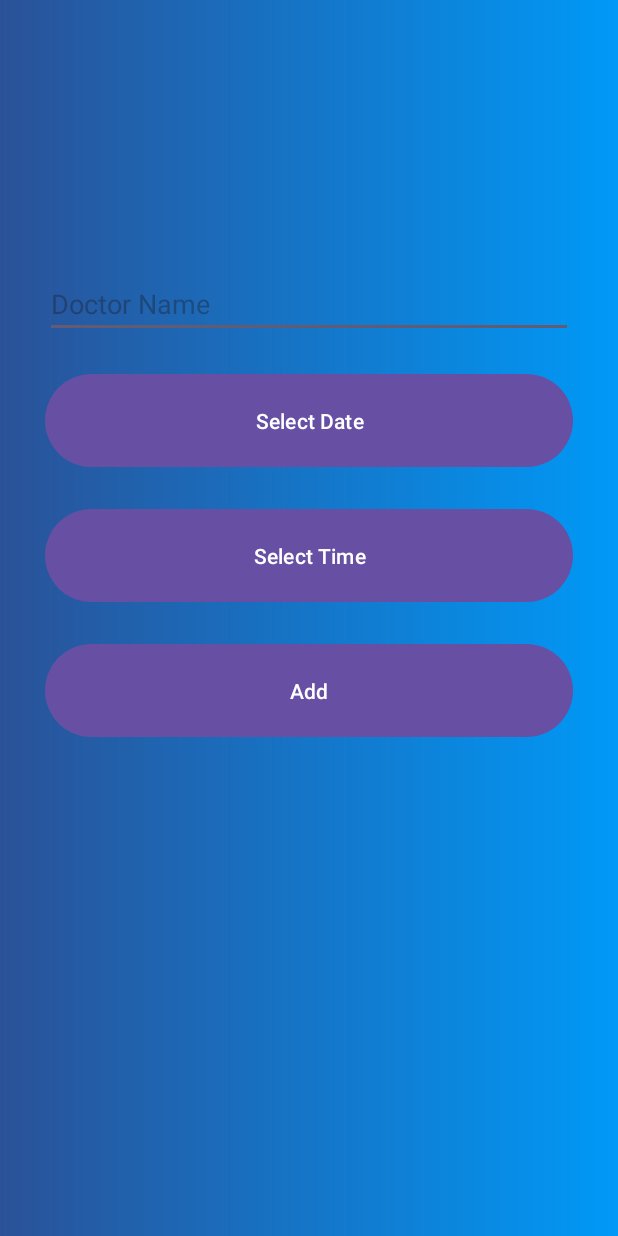
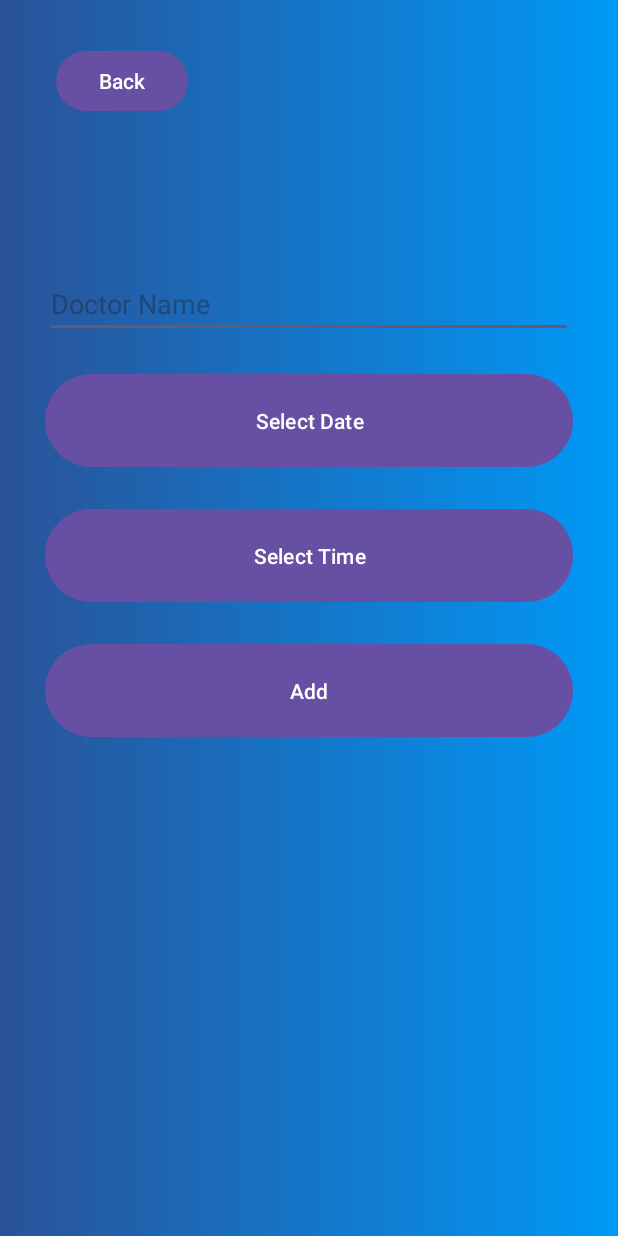
Before and after one commit to Xentomm/Patient-Mobile-App, an Android app: the MainActivity screen opened directly, with no data from a screen before it, after a tap on an icon or button, on a phone screen of 412 x 824 dp. Run offline under Robolectric (Android 15) with nearby library versions, the phone set to English and light mode, and no system bars.

```diff
--- a/app/src/main/java/com/example/patientmobileapp/AddAppointmentActivity.java
+++ b/app/src/main/java/com/example/patientmobileapp/AddAppointmentActivity.java
@@ -1,6 +1,7 @@
 package com.example.patientmobileapp;
 
 import androidx.appcompat.app.AppCompatActivity;
+import androidx.fragment.app.Fragment;
 
 import android.app.TimePickerDialog;
 import android.app.DatePickerDialog;
@@ -15,7 +16,7 @@ import java.util.Calendar;
 
 public class AddAppointmentActivity extends AppCompatActivity {
 
-    private Button btnShowDatePicker, btnTimePicker, btnAddAppointment;
+    private Button btnShowDatePicker, btnTimePicker, btnAddAppointment, btnBack;
 
     EditText name_input;
 
@@ -27,6 +28,7 @@ public class AddAppointmentActivity extends AppCompatActivity {
         btnShowDatePicker = findViewById(R.id.select_date);
         btnTimePicker = findViewById(R.id.select_time);
         btnAddAppointment = findViewById(R.id.add_appointment);
+        btnBack = findViewById(R.id.back_button);
 
         name_input = findViewById(R.id.doctor_name);
 
@@ -37,6 +39,12 @@ public class AddAppointmentActivity extends AppCompatActivity {
                 myDB.addAppointment(name_input.getText().toString().trim(),
                         btnShowDatePicker.getText().toString().trim(),
                         btnTimePicker.getText().toString().trim());
+            }
+        });
+        btnBack.setOnClickListener(new View.OnClickListener() {
+            @Override
+            public void onClick(View v) {
+                onBackPressed();
             }
         });
     }
@@ -68,7 +76,7 @@ public class AddAppointmentActivity extends AppCompatActivity {
                     @Override
                     public void onTimeSet(TimePicker view, int hourOfDay, int minute) {
                         String selectedTime = hourOfDay + ":" + minute;
-                        btnTimePicker.setText(selectedTime); // Set selected time on button
+                        btnTimePicker.setText(selectedTime);
                     }
                 }, hourOfDay, minute, true);
 
--- /dev/null
+++ b/app/src/main/java/com/example/patientmobileapp/CustomAdapter.java
@@ -0,0 +1,59 @@
+package com.example.patientmobileapp;
+
+import android.content.Context;
+import android.view.LayoutInflater;
+import android.view.View;
+import android.view.ViewGroup;
+import android.widget.TextView;
+
+import androidx.annotation.NonNull;
+import androidx.recyclerview.widget.RecyclerView;
+
+import java.util.ArrayList;
+
+public class CustomAdapter extends RecyclerView.Adapter<CustomAdapter.MyViewHolder> {
+
+    private Context context;
+    private ArrayList appointment_id, doctor_name,  appointment_date, appointment_time;
+
+    CustomAdapter(Context context, ArrayList appointment_id, ArrayList doctor_name, ArrayList appointment_date, ArrayList appointment_time){
+        this.context = context;
+        this.appointment_id = appointment_id;
+        this.doctor_name = doctor_name;
+        this.appointment_date = appointment_date;
+        this.appointment_time = appointment_time;
+    }
+
+    @NonNull
+    @Override
+    public MyViewHolder onCreateViewHolder(@NonNull ViewGroup parent, int viewType) {
+        LayoutInflater inflater = LayoutInflater.from(context);
+        View view = inflater.inflate(R.layout.my_row, parent, false);
+        return new MyViewHolder(view);
+    }
+
+    @Override
+    public void onBindViewHolder(@NonNull MyViewHolder holder, int position) {
+        holder.appointment_id_text.setText(String.valueOf(appointment_id.get(position)));
+        holder.doctor_name_text.setText(String.valueOf(doctor_name.get(position)));
+        holder.appointment_date_text.setText(String.valueOf(appointment_date.get(position)));
+        holder.appointment_time_text.setText(String.valueOf(appointment_time.get(position)));
+    }
+
+    @Override
+    public int getItemCount() {
+        return appointment_id.size();
+    }
+
+    public class MyViewHolder extends RecyclerView.ViewHolder{
+
+        TextView appointment_id_text, doctor_name_text, appointment_date_text, appointment_time_text;
+        public MyViewHolder(@NonNull View itemView) {
+            super(itemView);
+            appointment_id_text = itemView.findViewById(R.id.appointment_id_text);
+            doctor_name_text = itemView.findViewById(R.id.doctor_name_text);
+            appointment_date_text = itemView.findViewById(R.id.appointment_date_text);
+            appointment_time_text = itemView.findViewById(R.id.appointment_time_text);
+        }
+    }
+}
--- a/app/src/main/java/com/example/patientmobileapp/Database.java
+++ b/app/src/main/java/com/example/patientmobileapp/Database.java
@@ -2,6 +2,7 @@ package com.example.patientmobileapp;
 
 import android.content.ContentValues;
 import android.content.Context;
+import android.database.Cursor;
 import android.database.sqlite.SQLiteDatabase;
 import android.database.sqlite.SQLiteOpenHelper;
 import android.widget.Toast;
@@ -55,4 +56,15 @@ public class Database extends SQLiteOpenHelper {
             Toast.makeText(context, "Success", Toast.LENGTH_SHORT).show();
         }
     }
+
+    Cursor readAllData() {
+        String query = "SELECT * FROM " + APPOINTMENTS_TABLE_NAME;
+        SQLiteDatabase db = this.getReadableDatabase();
+
+        Cursor cursor = null;
+        if (db != null) {
+            cursor = db.rawQuery(query, null);
+        }
+        return cursor;
+    }
 }
--- a/app/src/main/java/com/example/patientmobileapp/DoctorFragment.java
+++ b/app/src/main/java/com/example/patientmobileapp/DoctorFragment.java
@@ -1,21 +1,27 @@
 package com.example.patientmobileapp;
 
 import android.content.Intent;
+import android.database.Cursor;
 import android.os.Bundle;
 
 import androidx.fragment.app.Fragment;
+import androidx.recyclerview.widget.LinearLayoutManager;
 import androidx.recyclerview.widget.RecyclerView;
 
 import android.view.LayoutInflater;
 import android.view.View;
 import android.view.ViewGroup;
+import android.widget.Toast;
 
 import com.google.android.material.floatingactionbutton.FloatingActionButton;
+
+import java.util.ArrayList;
 
 public class DoctorFragment extends Fragment {
 
     RecyclerView recyclerView;
     FloatingActionButton doctor_add_button;
+    CustomAdapter customAdapter;
 
     @Override
     public View onCreateView(LayoutInflater inflater, ViewGroup container,
@@ -32,6 +38,19 @@ public class DoctorFragment extends Fragment {
             }
         });
 
+        Bundle bundle = getArguments();
+        if (bundle != null) {
+            ArrayList<String> appointment_id = bundle.getStringArrayList("appointment_id");
+            ArrayList<String> doctor_name = bundle.getStringArrayList("doctor_name");
+            ArrayList<String> appointment_date = bundle.getStringArrayList("appointment_date");
+            ArrayList<String> appointment_time = bundle.getStringArrayList("appointment_time");
+
+
+            customAdapter = new CustomAdapter(getActivity(), appointment_id, doctor_name, appointment_date, appointment_time);
+            recyclerView.setAdapter(customAdapter);
+            recyclerView.setLayoutManager(new LinearLayoutManager(getActivity()));
+        }
         return view;
     }
+
 }
--- a/app/src/main/java/com/example/patientmobileapp/MainActivity.java
+++ b/app/src/main/java/com/example/patientmobileapp/MainActivity.java
@@ -4,14 +4,21 @@ import androidx.appcompat.app.AppCompatActivity;
 import androidx.fragment.app.FragmentPagerAdapter;
 import androidx.viewpager.widget.ViewPager;
 
+import android.database.Cursor;
 import android.os.Bundle;
+import android.widget.Toast;
 
 import com.google.android.material.tabs.TabLayout;
+
+import java.util.ArrayList;
 
 public class MainActivity extends AppCompatActivity {
 
     private TabLayout tabLayout;
     private ViewPager viewPager;
+
+    Database myDB;
+    ArrayList<String> appointment_id, doctor_name, appointment_date, appointment_time;
 
     @Override
     protected void onCreate(Bundle savedInstanceState) {
@@ -23,12 +30,42 @@ public class MainActivity extends AppCompatActivity {
 
         tabLayout.setupWithViewPager(viewPager);
 
+        myDB = new Database(MainActivity.this);
+        appointment_id = new ArrayList<>();
+        doctor_name = new ArrayList<>();
+        appointment_date = new ArrayList<>();
+        appointment_time = new ArrayList<>();
+
+        storeDataInArray();
+
+        Bundle bundle = new Bundle();
+        bundle.putStringArrayList("appointment_id", appointment_id);
+        bundle.putStringArrayList("doctor_name", doctor_name);
+        bundle.putStringArrayList("appointment_date", appointment_date);
+        bundle.putStringArrayList("appointment_time", appointment_time);
+
+        DoctorFragment doctorFragment = new DoctorFragment(); // Create the fragment here
+        doctorFragment.setArguments(bundle); // Set arguments to the fragment
+
         VPAdapter vpAdapter = new VPAdapter(getSupportFragmentManager(), FragmentPagerAdapter.BEHAVIOR_RESUME_ONLY_CURRENT_FRAGMENT);
-        vpAdapter.addFragment(new DoctorFragment(), "Doctor");
+        vpAdapter.addFragment(doctorFragment, "Doctor"); // Add the fragment with arguments
         vpAdapter.addFragment(new ProfileFragment(), "Profile");
         vpAdapter.addFragment(new MedicineFragment(), "Medicine");
         viewPager.setAdapter(vpAdapter);
         viewPager.setCurrentItem(1);
+    }
 
+    void storeDataInArray() {
+        Cursor cursor = myDB.readAllData();
+        if (cursor.getCount() == 0) {
+            Toast.makeText(this, "No data", Toast.LENGTH_SHORT).show();
+        }else {
+            while (cursor.moveToNext()) {
+                appointment_id.add(cursor.getString(0));
+                doctor_name.add(cursor.getString(1));
+                appointment_date.add(cursor.getString(2));
+                appointment_time.add(cursor.getString(3));
+            }
+        }
     }
 }
--- a/app/src/main/res/layout/activity_add.xml
+++ b/app/src/main/res/layout/activity_add.xml
@@ -51,4 +51,14 @@
         app:layout_constraintHorizontal_bias="0.483"
         app:layout_constraintStart_toStartOf="parent"
         app:layout_constraintTop_toBottomOf="@+id/select_time" />
+
+    <Button
+        android:id="@+id/back_button"
+        android:layout_width="wrap_content"
+        android:layout_height="wrap_content"
+        android:layout_marginEnd="250dp"
+        android:text="Back"
+        app:layout_constraintEnd_toEndOf="parent"
+        app:layout_constraintStart_toStartOf="parent"
+        app:layout_constraintTop_toTopOf="parent" />
 </androidx.constraintlayout.widget.ConstraintLayout>
```
Also changed, not shown: app/src/main/res/layout/my_row.xml (added, +54 -0 lines).
